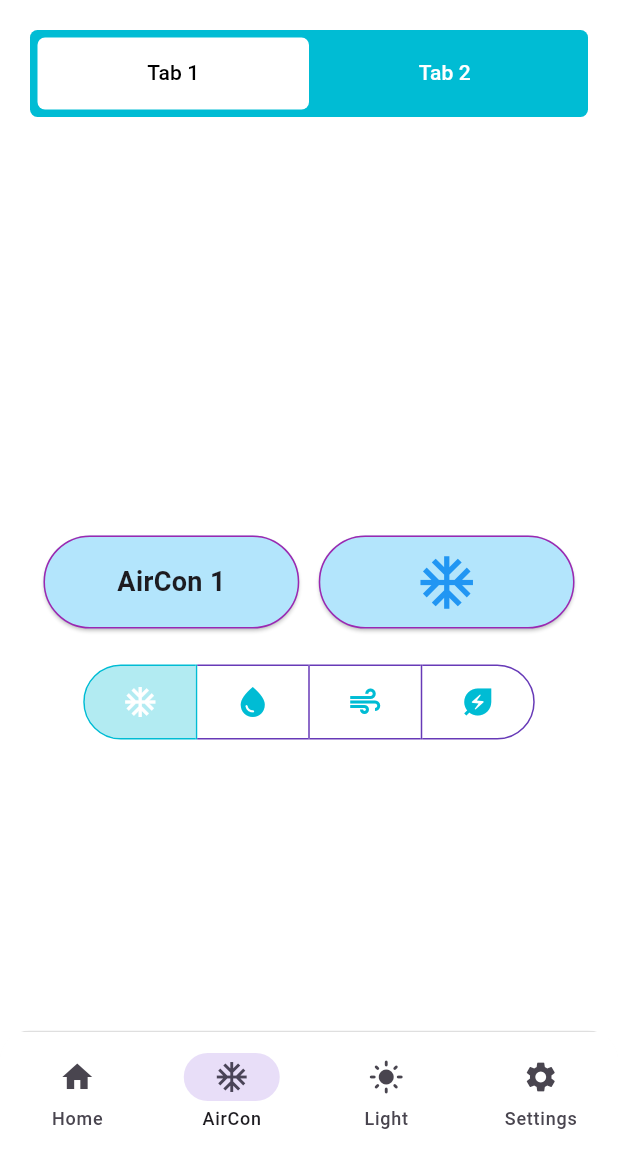
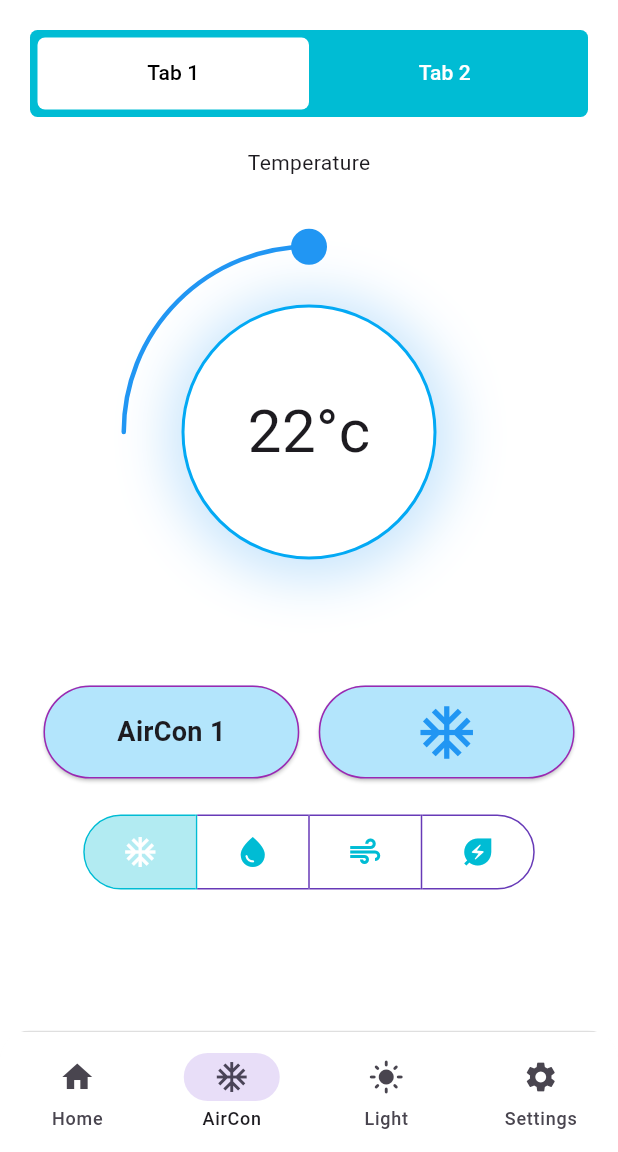
Before and after one commit to AnHuynh341/myflutterapp, a Flutter app: the screen it shows after launch, item 2 of the bottom bar chosen, on a phone screen of 412 x 824 dp, the part 84-1236 px from its top. Run offline on Flutter 3.47's test engine with Material 3 defaults, Android fonts, the phone set to English and light mode, and no system bars; drawn by our look-alikes of sleek_circular_slider; our stand-ins replace get.

Commit message:
65% done

```diff
--- a/lib/assets/aircon.dart
+++ b/lib/assets/aircon.dart
@@ -64,6 +64,7 @@ Widget build(BuildContext context) {
           ),
           Expanded(
             child: TabBarView(
+	      physics: NeverScrollableScrollPhysics(),
               controller: tabController,
               children: [
                 AirconTab1(),
--- a/lib/assets/aircontab1.dart
+++ b/lib/assets/aircontab1.dart
@@ -1,6 +1,7 @@
 import 'package:flutter/material.dart';
 import 'package:smart_control/assets/devices.dart';
-
+import 'package:sleek_circular_slider/sleek_circular_slider.dart';
+import 'package:smart_control/assets/utils.dart';
 
 class AirconTab1 extends StatelessWidget {
   const AirconTab1({Key? key}) : super(key: key);
@@ -11,8 +12,13 @@ class AirconTab1 extends StatelessWidget {
       backgroundColor: Colors.white,
       body: Center(
         child: Column(
-          mainAxisSize: MainAxisSize.min,
+          mainAxisSize: MainAxisSize.max,
           children: [
+	    SizedBox(height: 20),
+	    Center(child: Text('Temperature') ),
+	    SizedBox(height: 20),
+	    SliderWidget(),
+	    SizedBox(height: 10),
 	    AirconSwitch(),
 	    SizedBox(height: 10),
             AirconMode(),
@@ -170,3 +176,110 @@ class _AirconModeState extends State<AirconMode> {
     );
   }
 }
+
+
+///////////////////////////////////////////////////////////////////////////
+
+class SliderWidget extends StatefulWidget {
+  @override
+  _SliderWidgetState createState() => _SliderWidgetState();
+}
+
+class _SliderWidgetState extends State<SliderWidget> {
+  double progressVal = 0.5;
+  @override
+  Widget build(BuildContext context) {
+    return Container(
+      child: Stack(
+        children: [
+          ShaderMask(
+            shaderCallback: (rect) {
+              return SweepGradient(
+                startAngle: degToRad(0).toDouble(),
+                endAngle: degToRad(180).toDouble(),
+                colors: [Colors.blue[200]!, Colors.grey.withAlpha(50)],
+                stops: [progressVal, progressVal],
+                transform: GradientRotation(
+                  degToRad(180).toDouble(),
+                ),
+              ).createShader(rect);
+            },
+          ),
+          Center(
+            child: Container(
+              width: kDiameter,
+              height: kDiameter,
+	      decoration: BoxDecoration(color: Colors.white),
+              child: Stack(
+                children: [
+		  Padding(
+                   padding: const EdgeInsets.all(65.0),
+                   child: Container(
+                   decoration: BoxDecoration(
+                     color: Colors.white,
+                     shape: BoxShape.circle,
+                     border: Border.all(
+                       color: Colors.lightBlue,width: 2,
+                       style: BorderStyle.solid,
+                     ),
+                     boxShadow: [
+                        BoxShadow(
+                            blurRadius: 30,
+                            spreadRadius: 10,
+                            color: Colors.blue.withAlpha(
+                                normalize(progressVal * 20000, 100, 255).toInt()),
+                            offset: Offset(1, 3),
+                		      ),
+                		    ],
+                		 ),
+                	),
+			),
+                   Center(
+                     child: SleekCircularSlider(
+                                       min: kMinDegree,
+                                       max: kMaxDegree,
+                                       initialValue: 22,
+                                       appearance: CircularSliderAppearance(
+                      startAngle: 180,
+                      angleRange: 180,
+                      size: kDiameter -50,
+                      customWidths: CustomSliderWidths(
+                        trackWidth: 10,
+                        shadowWidth: 1,
+                        progressBarWidth: 03,
+                        handlerSize: 12,
+                      ),
+                      customColors: CustomSliderColors(
+                        hideShadow: true,
+                        progressBarColor: Colors.blue,
+                        trackColor: Colors.transparent,
+                        dotColor: Colors.blue,
+                      ),
+                                       ),
+                                       onChange: (value) {
+                      setState(() {
+                        progressVal = normalize(value, kMinDegree, kMaxDegree).toDouble();
+                      });
+                                       },
+                                       innerWidget: (percentage) {
+                      return Center(
+                        child: Text(
+                          '${percentage?.toInt()}°c',
+                          style: TextStyle(
+                            fontSize: 40,
+                          ),
+                        ),
+                      );
+                                       },
+                                     ),
+                   ),
+		],
+                            ),
+                          ),
+              ),
+
+        ],
+      ),
+    );
+  }
+}
--- /dev/null
+++ b/lib/assets/utils.dart
@@ -0,0 +1,14 @@
+import 'dart:math';
+
+import 'package:flutter/material.dart';
+
+num degToRad(num deg) => deg * (pi / 180.0);
+
+num normalize(value, min, max) => ((value - min) / (max - min));
+
+const Color kScaffoldBackgroundColor = Color(0xFFF3FBFA);
+const double kDiameter = 300;
+const double kMinDegree = 16;
+const double kMaxDegree = 28;
+const double kMinLuminosity = 0;
+const double kMaxLuminosity = 100;
--- a/pubspec.yaml
+++ b/pubspec.yaml
@@ -31,7 +31,7 @@ dependencies:
   flutter:
     sdk: flutter
   get: ^4.6.6
-
+  sleek_circular_slider: ^2.0.1
   # The following adds the Cupertino Icons font to your application.
   # Use with the CupertinoIcons class for iOS style icons.
   cupertino_icons: ^1.0.8
```
Also changed, not shown: lib/assets/aircontab2.dart (line endings or trailing spaces), pubspec.lock.
